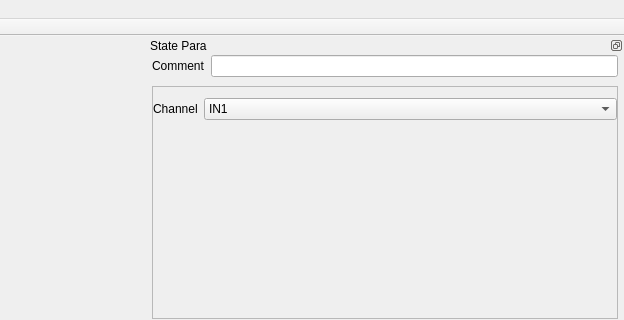
This is arcDesigner/mainwindow.ui in chenxinfeng4/ArControl as Qt 5 draws it before an edit; both pictures show x 318 to 942 and y 0 to 320 of the 942 by 638 pixel window. The edited form follows.
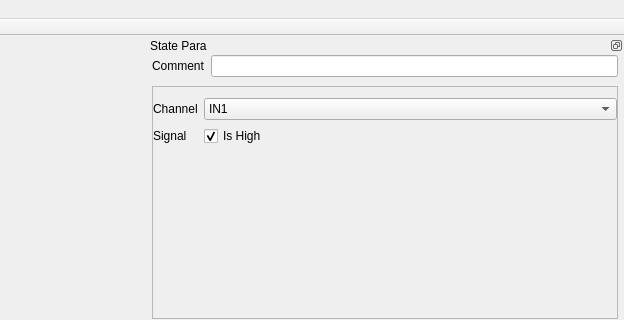
This is the edited form. The open tabs and pages were chosen to show the change. Icons and pictures are not drawn. Custom widgets are drawn as their Qt base class.

Patch:
```diff
--- a/arcDesigner/mainwindow.ui
+++ b/arcDesigner/mainwindow.ui
@@ -466,6 +466,23 @@
            </item>
           </widget>
          </item>
+         <item row="1" column="0">
+          <widget class="QLabel" name="label">
+           <property name="text">
+            <string>Signal</string>
+           </property>
+          </widget>
+         </item>
+         <item row="1" column="1">
+          <widget class="QCheckBox" name="checkBox_inChan">
+           <property name="text">
+            <string>Is High</string>
+           </property>
+           <property name="checked">
+            <bool>true</bool>
+           </property>
+          </widget>
+         </item>
         </layout>
        </widget>
       </widget>
```
Left out of the diff: 2 changed lines with no effect on the pictures.
